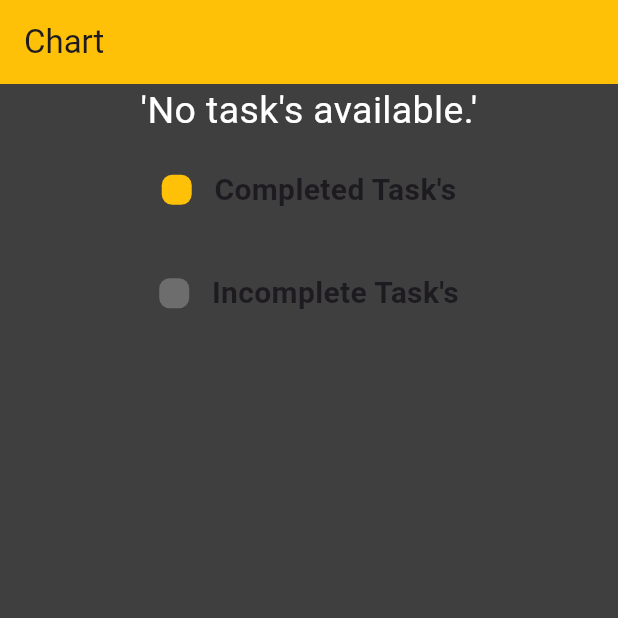
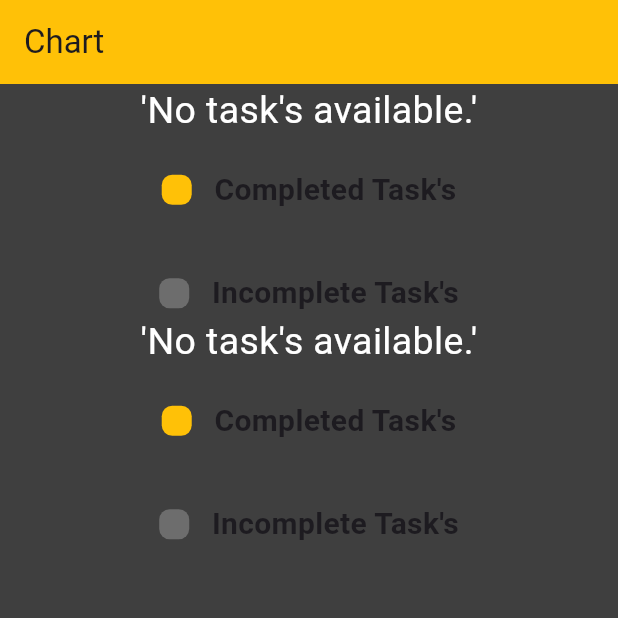
Before and after one commit to MINHAJ-E/Hive-MyHabit, a Flutter app: the HabitChart screen opened directly, on a phone screen of 412 x 824 dp, the top half of it. Run offline on Flutter 3.47's test engine with Material 3 defaults, Android fonts, the phone set to English and light mode, and no system bars; our stand-ins replace fl_chart, flutter_slidable, hive, hive_flutter, shared_preferences, smooth_page_indicator; accounts and stored records are empty.

Commit message:
add regular chart

```diff
--- a/lib/db/functions/regularfunctions/dbregular_function.dart
+++ b/lib/db/functions/regularfunctions/dbregular_function.dart
@@ -11,11 +11,13 @@ Future<void> addregular(RegularModel value)async{
   regularlistnotifier.notifyListeners();
 }
 
-Future<void>getAllregular()async{
+Future<List<RegularModel>>getAllregular()async{
    final regularDB=await Hive.openBox<RegularModel>('regular_db');
+    final regulars=regularDB.values.toList();
    regularlistnotifier.value.clear();
    regularlistnotifier.value.addAll(regularDB.values);
    regularlistnotifier.notifyListeners();
+   return regulars;
 }
 
 void addCheck(int id,RegularModel data) async {
--- a/lib/screens/chart_screen.dart
+++ b/lib/screens/chart_screen.dart
@@ -1,9 +1,11 @@
 import 'package:fl_chart/fl_chart.dart';
 import 'package:flutter/material.dart';
 import 'package:my_habit_app/db/functions/habitfunctions/dbhabit_functions.dart';
+import 'package:my_habit_app/db/functions/regularfunctions/dbregular_function.dart';
 import 'package:my_habit_app/helpers/colors.dart';
 import 'package:my_habit_app/helpers/colors.dart';
 import 'package:my_habit_app/model/habit/data_model.dart';
+import 'package:my_habit_app/model/regular/regular_model.dart';
 // import 'package:my_habit_app/widgets/calender.dart';
 
 class HabitChart extends StatefulWidget {
@@ -29,7 +31,8 @@ class _HabitChartState extends State<HabitChart> {
           decoration: BoxDecoration(
             // gradient: themeManager.primaryColorGradient,
           ),)),
-      body: Column(
+      body: SingleChildScrollView(
+        child: Column(
           children: [
             FutureBuilder<List<HabitModel>>(
               future: getAllHabit(),
@@ -83,8 +86,63 @@ class _HabitChartState extends State<HabitChart> {
             SizedBox(height: 20,),
             chartValues(color: Colors.amber, text: "Completed Task's"),
             SizedBox(height: 40,),
+            chartValues(color:Colors.white24, text: "Incomplete Task's"),
+
+            FutureBuilder<List<RegularModel>>(
+              future: getAllregular(),
+              builder: (context, snapshot) {
+                 if (!snapshot.hasData || snapshot.data!.isEmpty) {
+                  return const Center(
+                    child: Text("'No task's available.'",style: TextStyle(color: Colors.white,fontSize: 25),));
+                } else {
+                  int completedTasks =
+                      snapshot.data!.where((task) => task.isDone).length;
+                  int incompletedTasks =
+                      snapshot.data!.where((task) => !task.isDone).length;
+                  int totalTasks = completedTasks + incompletedTasks;
+
+                  double completed = (completedTasks / totalTasks) * 100;
+                  double incompleted = (incompletedTasks / totalTasks) * 100;
+
+                  return Center(
+                    child: Padding(
+                      padding: const EdgeInsets.only(top: 60),
+                      child: Container(
+                        width: 350,
+                        height: 350,
+                        child: PieChart(
+                          PieChartData(
+                            sections: [
+                              PieChartSectionData(
+                                value: completed,
+                                color:Colors.amber,
+                                title: '${completed.toStringAsFixed(0)}%',titleStyle: TextStyle(color:Colors.white,fontSize: 30,fontWeight: FontWeight.w500),
+                                radius: 40,
+                              ),
+                              PieChartSectionData(
+                                value: incompleted,
+                                color:Colors.white24,
+                                title: '${incompleted.toStringAsFixed(0)}%',titleStyle: TextStyle(color: Colors.white,fontSize: 30,fontWeight: FontWeight.w500),
+                                radius: 40,
+                              ),
+                            ],
+                            sectionsSpace: 2,
+                            centerSpaceRadius: 90,
+                            startDegreeOffset: 90,
+                          ),
+                        ),
+                      ),
+                    ),
+                  );
+                }
+              },
+            ),
+            SizedBox(height: 20,),
+            chartValues(color: Colors.amber, text: "Completed Task's"),
+            SizedBox(height: 40,),
             chartValues(color:Colors.white24, text: "Incomplete Task's")
           ],
+        ),
       ),
     );
   }
```
Also changed, not shown: lib/main.dart (line endings or trailing spaces). Lines whose indentation alone changed are shown as unchanged.
